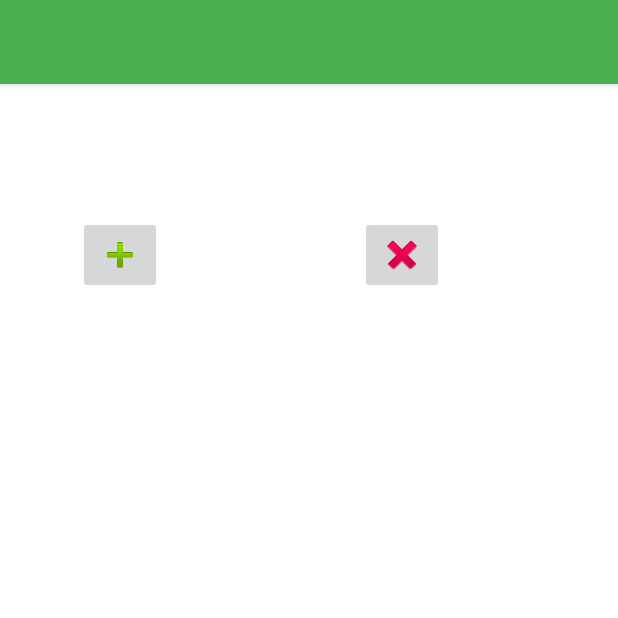
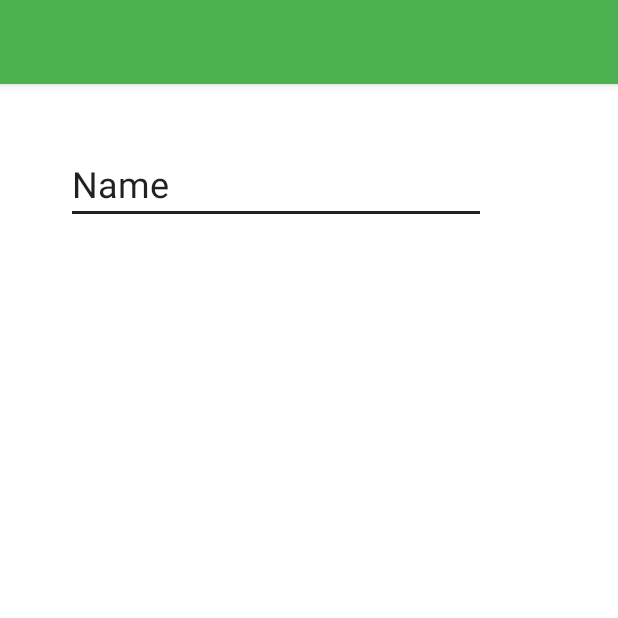
Before and after one commit to programadornovato/Mi-Primer-Proyecto-Android-Studio, an Android app: the screen it shows after launch (MainActivity), on a phone screen of 412 x 824 dp, the top half of it. Run offline under Robolectric (Android 15) with nearby library versions, the phone set to English and light mode, and no system bars.

Commit message:
Detectar la posición de nuestro teléfono con sensores en Android Studio [47]
Video:
https://youtu.be/HqgxY8eCKBg

```diff
--- a/app/src/main/java/com/programadornovato/miprimerproyecto/MainActivity.kt
+++ b/app/src/main/java/com/programadornovato/miprimerproyecto/MainActivity.kt
@@ -1,32 +1,62 @@
 package com.programadornovato.miprimerproyecto
 
+import android.content.Context
+import android.hardware.Sensor
+import android.hardware.SensorEvent
+import android.hardware.SensorEventListener
+import android.hardware.SensorManager
 import android.media.AudioManager
 import android.media.MediaPlayer
 import android.media.SoundPool
 import android.os.Bundle
 import android.view.LayoutInflater
 import android.view.View
-import android.widget.Button
-import android.widget.TableLayout
-import android.widget.TextView
-import android.widget.Toast
+import android.widget.*
 import androidx.appcompat.app.AppCompatActivity
 import java.lang.Exception
 
 class MainActivity : AppCompatActivity() {
-    var sp:SoundPool?=null
-    var sonidoReproducir=0
+    var txtPosicion:EditText?=null
+    var sm:SensorManager?=null
+    var sa:Sensor?=null
+    var SEL: SensorEventListener?=null
     override fun onCreate(savedInstanceState: Bundle?) {
         super.onCreate(savedInstanceState)
         setContentView(R.layout.activity_main)
-        sp= SoundPool(1,AudioManager.STREAM_MUSIC,1)
-        sonidoReproducir=sp?.load(this,R.raw.mario_vida,1)!!
+        txtPosicion=findViewById(R.id.txtPosicion)
+
+        sm=getSystemService(Context.SENSOR_SERVICE) as SensorManager
+        sa=sm?.getDefaultSensor(Sensor.TYPE_ACCELEROMETER)
+        if(sa==null){
+            Toast.makeText(this,"No hay sensor",Toast.LENGTH_LONG).show()
+        }
+        else{
+            SEL = object : SensorEventListener{
+                override fun onAccuracyChanged(sensor: Sensor?, accuracy: Int) {
+                }
+                override fun onSensorChanged(event: SensorEvent?) {
+                    var x=event!!.values[0]
+                    txtPosicion?.setText(x.toString())
+                }
+
+            }
+        }
     }
-    fun reproduceSoundPool(view:View){
-        sp?.play(sonidoReproducir,1f,1f,1,0,1f)
+    fun iniciar(){
+        sm?.registerListener(SEL,sa,SensorManager.SENSOR_DELAY_NORMAL)
     }
-    fun reproducirMediaPlayer(view: View){
-        val mp=MediaPlayer.create(this,R.raw.mario_muere)
-        mp.start()
+
+    override fun onResume() {
+        iniciar()
+        super.onResume()
     }
+    fun detener(){
+        sm?.unregisterListener(SEL)
+    }
+
+    override fun onStop() {
+        detener()
+        super.onStop()
+    }
+
 }
--- a/app/src/main/res/layout/activity_main.xml
+++ b/app/src/main/res/layout/activity_main.xml
@@ -6,27 +6,17 @@
     android:layout_height="match_parent"
     tools:context=".MainActivity">
 
-    <ImageButton
-        android:id="@+id/imageButton6"
+    <EditText
+        android:id="@+id/txtPosicion"
         android:layout_width="wrap_content"
         android:layout_height="wrap_content"
-        android:layout_marginStart="52dp"
-        android:layout_marginLeft="52dp"
-        android:layout_marginTop="88dp"
-        android:onClick="reproduceSoundPool"
+        android:layout_marginStart="44dp"
+        android:layout_marginLeft="44dp"
+        android:layout_marginTop="40dp"
+        android:ems="10"
+        android:inputType="textPersonName"
+        android:text="Name"
+        android:textSize="24sp"
         app:layout_constraintStart_toStartOf="parent"
-        app:layout_constraintTop_toTopOf="parent"
-        app:srcCompat="@android:drawable/ic_input_add" />
-
-    <ImageButton
-        android:id="@+id/imageButton7"
-        android:layout_width="wrap_content"
-        android:layout_height="wrap_content"
-        android:layout_marginStart="132dp"
-        android:layout_marginLeft="132dp"
-        android:layout_marginTop="88dp"
-        android:onClick="reproducirMediaPlayer"
-        app:layout_constraintStart_toEndOf="@+id/imageButton6"
-        app:layout_constraintTop_toTopOf="parent"
-        app:srcCompat="@android:drawable/ic_delete" />
+        app:layout_constraintTop_toTopOf="parent" />
 </androidx.constraintlayout.widget.ConstraintLayout>
```
